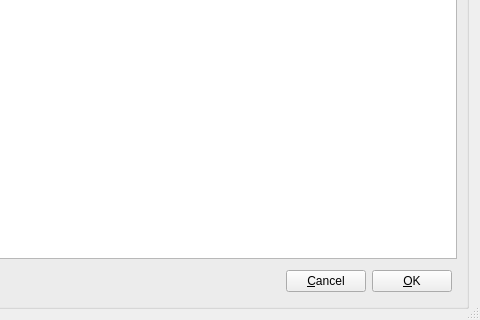
bywatersolutions/koha-offline-circulation, file borrowersearch.ui: the form before one commit; both pictures show x 187 to 667 and y 226 to 546 of the 667 by 546 pixel window.
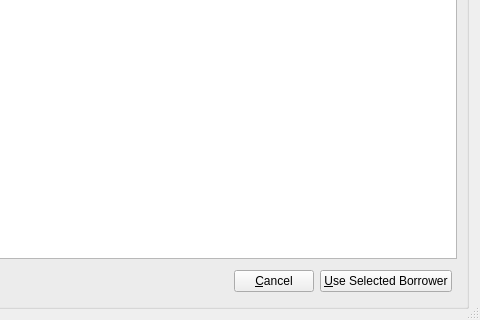
The form after the commit. Icons and pictures are not drawn.

Commit message: Improve the user interface

What changed in the file:
```diff
--- a/borrowersearch.ui
+++ b/borrowersearch.ui
@@ -189,7 +189,7 @@
         <item>
          <widget class="QPushButton" name="pushButtonOK">
           <property name="text">
-           <string>&amp;OK</string>
+           <string>&amp;Use Selected Borrower</string>
           </property>
           <property name="icon">
            <iconset>
```
Left out of the diff: 6 changed lines with no effect on the pictures. The commit also changes 3 other files.
